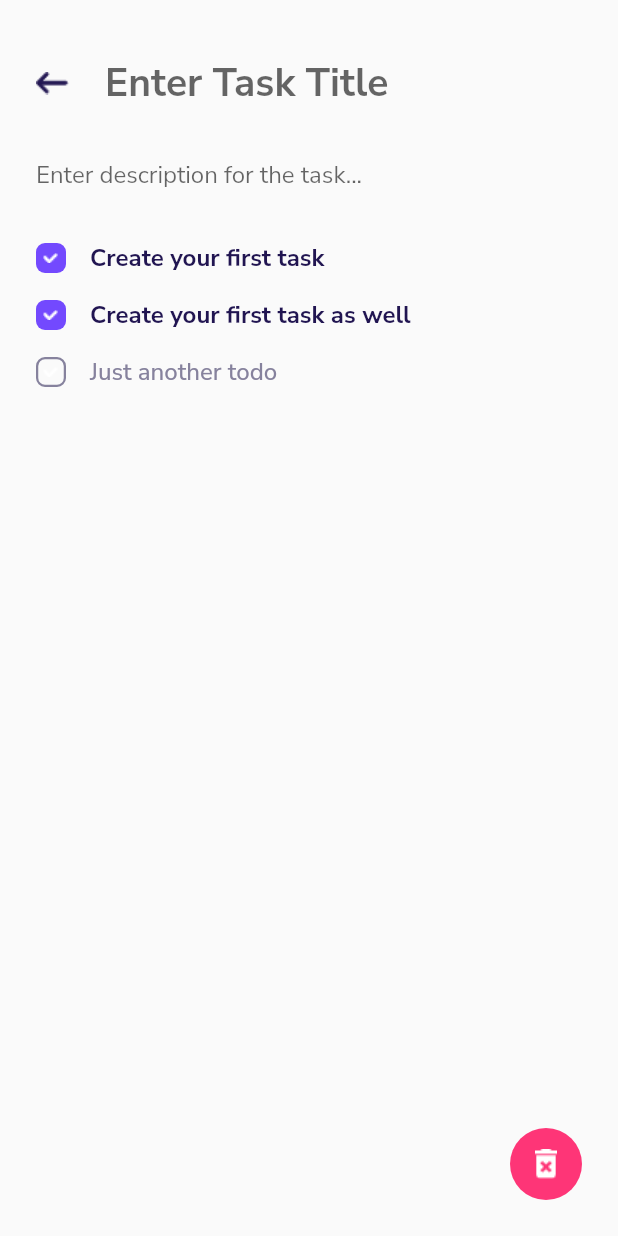
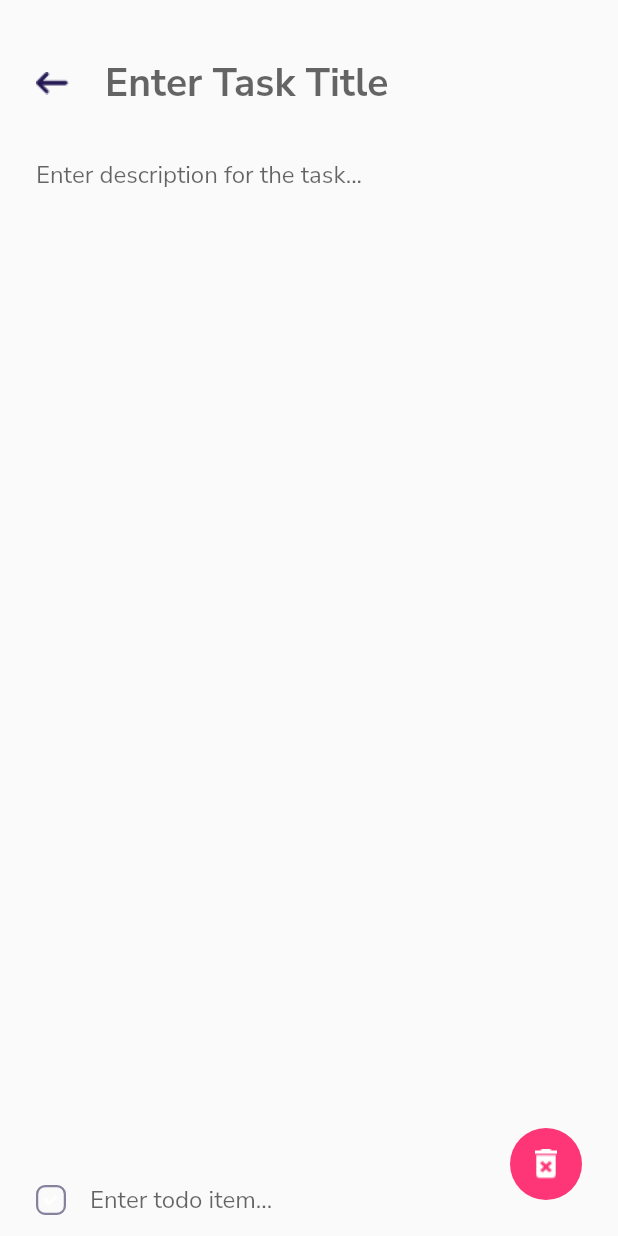
Before and after one commit to tranquangvu/flutter-todo, a Flutter app: the TaskScreen screen opened directly, on a phone screen of 412 x 824 dp. Run offline on Flutter 3.47's test engine with Material 2 defaults, Android fonts, the phone set to English and light mode, and no system bars; our stand-ins replace google_fonts, sqflite; accounts and stored records are empty.

Commit message:
Add todo

```diff
--- a/lib/models/task.dart
+++ b/lib/models/task.dart
@@ -1,10 +1,10 @@
 class Task {
-  final int? id;
+  final int id;
   final String title;
   final String description;
 
   Task({
-    this.id,
+    required this.id,
     required this.title,
     required this.description,
   });
--- /dev/null
+++ b/lib/models/todo.dart
@@ -0,0 +1,27 @@
+class Todo {
+  final int id;
+  final String title;
+  final bool isDone;
+  final int taskId;
+
+  Todo({
+    required this.id,
+    required this.title,
+    required this.isDone,
+    required this.taskId,
+  });
+
+  Map<String, dynamic> toMap() {
+    return {
+      'id': id,
+      'title': title,
+      'isDone': isDone,
+      'taskId': taskId,
+    };
+  }
+
+  @override
+  String toString() {
+    return 'Dog{id: $id, title: $title, isDone: $isDone, taskId: $taskId}';
+  }
+}
--- a/lib/screens/task_screen.dart
+++ b/lib/screens/task_screen.dart
@@ -1,5 +1,6 @@
 import 'package:flutter/material.dart';
 import 'package:what_todo/models/task.dart';
+import 'package:what_todo/models/todo.dart';
 import 'package:what_todo/widgets/todo_widget.dart';
 import 'package:what_todo/helpers/database_helper.dart';
 
@@ -17,8 +18,17 @@ class TaskScreen extends StatefulWidget {
 }
 
 class _TaskScreenState extends State<TaskScreen> {
+  DatabaseHelper _dbHelper = DatabaseHelper();
+
+  int _taskId = 0;
+  String _taskTitle = '';
+
   @override
   void initState() {
+    if (widget.task != null) {
+      _taskId = widget.task!.id;
+      _taskTitle = widget.task!.title;
+    }
     super.initState();
   }
 
@@ -55,10 +65,10 @@ class _TaskScreenState extends State<TaskScreen> {
                         Expanded(
                           child: TextField(
                             onSubmitted: (value) async {
-                              if (value.isNotEmpty) {
+                              if (value != '') {
                                 if (widget.task == null) {
-                                  DatabaseHelper _dbHelper = DatabaseHelper();
                                   Task _newTask = Task(
+                                    id: 0,
                                     title: value,
                                     description: '',
                                   );
@@ -68,6 +78,8 @@ class _TaskScreenState extends State<TaskScreen> {
                                 }
                               }
                             },
+                            controller: TextEditingController()
+                              ..text = _taskTitle,
                             decoration: InputDecoration(
                               hintText: 'Enter Task Title',
                               border: InputBorder.none,
@@ -96,17 +108,75 @@ class _TaskScreenState extends State<TaskScreen> {
                       ),
                     ),
                   ),
-                  TodoWidget(
-                    text: 'Create your first task',
-                    isDone: true,
+                  FutureBuilder<List<Todo>>(
+                    initialData: [],
+                    future: _dbHelper.getTodos(_taskId),
+                    builder: (context, snapshot) {
+                      return Expanded(
+                        child: ListView.builder(
+                          itemCount: snapshot.data!.length,
+                          itemBuilder: (context, index) {
+                            return GestureDetector(
+                              onTap: () {},
+                              child: TodoWidget(
+                                text: snapshot.data![index].title,
+                                isDone: snapshot.data![index].isDone,
+                              ),
+                            );
+                          },
+                        ),
+                      );
+                    },
                   ),
-                  TodoWidget(
-                    text: 'Create your first task as well',
-                    isDone: true,
-                  ),
-                  TodoWidget(
-                    text: 'Just another todo',
-                    isDone: false,
+                  Padding(
+                    padding: EdgeInsets.symmetric(
+                      horizontal: 24.0,
+                    ),
+                    child: Row(
+                      children: [
+                        Container(
+                          width: 20.0,
+                          height: 20.0,
+                          margin: EdgeInsets.only(
+                            right: 16.0,
+                          ),
+                          decoration: BoxDecoration(
+                            color: Colors.transparent,
+                            borderRadius: BorderRadius.circular(6.0),
+                            border: Border.all(
+                              color: Color(0xFF86829D),
+                              width: 1.5,
+                            ),
+                          ),
+                          child: Image(
+                            image: AssetImage('assets/images/check_icon.png'),
+                          ),
+                        ),
+                        Expanded(
+                          child: TextField(
+                            onSubmitted: (value) async {
+                              if (value != '') {
+                                if (widget.task != null) {
+                                  DatabaseHelper _dbHelper = DatabaseHelper();
+                                  Todo _newTodo = Todo(
+                                    id: 0,
+                                    title: value,
+                                    isDone: false,
+                                    taskId: widget.task!.id,
+                                  );
+                                  await _dbHelper.insertTodo(_newTodo);
+                                  setState(() {});
+                                }
+                              }
+                            },
+                            decoration: InputDecoration(
+                              hintText: 'Enter todo item...',
+                              border: InputBorder.none,
+                            ),
+                          ),
+                        ),
+                      ],
+                    ),
                   ),
                 ],
               ),
```
Also changed, not shown: lib/helpers/database_helper.dart (+43 -5 lines).
